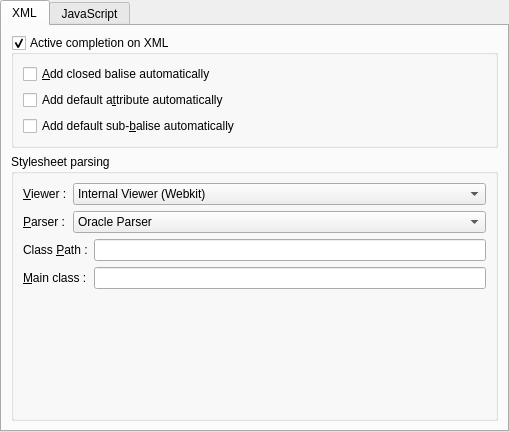
Above: plugins/webplugin/ui/webpluginform.ui from phoenix741/xinx before the change. Below: the same form after it.
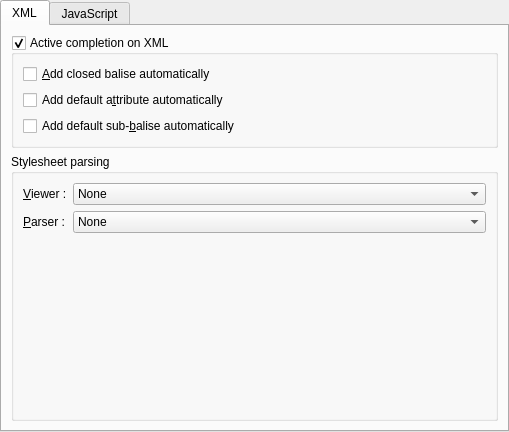
That is the form after the change.

Patch:
```diff
--- a/plugins/webplugin/ui/webpluginform.ui
+++ b/plugins/webplugin/ui/webpluginform.ui
@@ -87,6 +87,11 @@
           </item>
           <item row="0" column="1">
            <widget class="QComboBox" name="m_viewerComboBox">
+            <item>
+             <property name="text">
+              <string>None</string>
+             </property>
+            </item>
             <item>
              <property name="text">
               <string>Internal Viewer (Webkit)</string>
@@ -111,6 +116,11 @@
           </item>
           <item row="1" column="1">
            <widget class="QComboBox" name="m_parserComboBox">
+            <item>
+             <property name="text">
+              <string>None</string>
+             </property>
+            </item>
             <item>
              <property name="text">
               <string>Oracle Parser</string>
@@ -133,6 +143,7 @@
             <property name="currentIndex">
              <number>0</number>
             </property>
+            <widget class="QWidget" name="page"/>
             <widget class="QWidget" name="pageOracleParser">
              <layout class="QFormLayout" name="formLayout_3">
               <property name="fieldGrowthPolicy">
```
